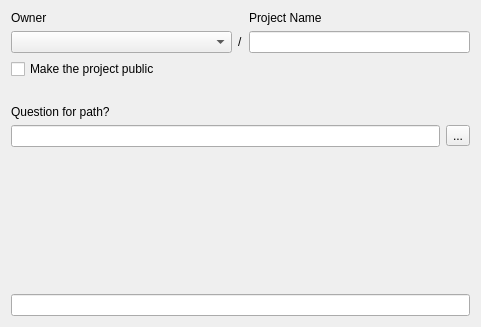
This is Mergin/ui/ui_project_settings_page.ui in MerginMaps/qgis-plugin as Qt 5 draws it before an edit. The edited form follows.
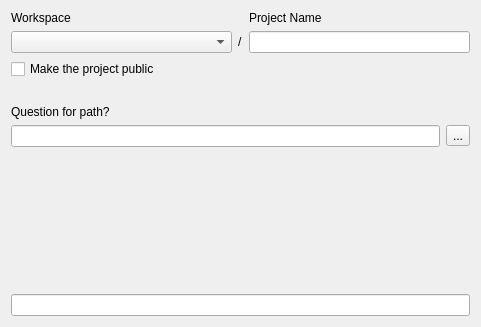
This is the edited form.

```diff
--- a/Mergin/ui/ui_project_settings_page.ui
+++ b/Mergin/ui/ui_project_settings_page.ui
@@ -37,7 +37,7 @@
           </size>
          </property>
          <property name="text">
-          <string>Owner</string>
+          <string>Workspace</string>
          </property>
         </widget>
        </item>
```
Left out of the diff: 2 changed lines with no effect on the pictures.
